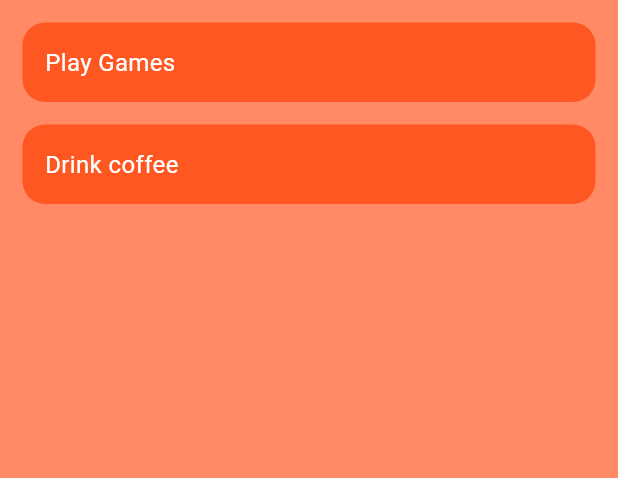
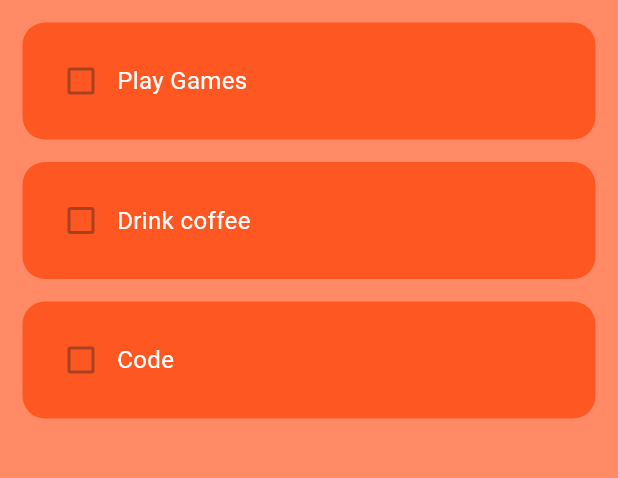
Before and after one commit to keanan557/to-do-flutter-app, a Flutter app: the screen it shows after launch, on a phone screen of 412 x 824 dp, the part 84-562 px from its top. Run offline on Flutter 3.47's test engine with Material 3 defaults, Android fonts, the phone set to English and light mode, and no system bars.

```diff
--- a/lib/pages/home_page.dart
+++ b/lib/pages/home_page.dart
@@ -1,4 +1,5 @@
 import 'package:flutter/material.dart';
+import 'package:flutter_application_1/utils/todo_list.dart';
 
 class HomePage extends StatelessWidget {
    HomePage({super.key});
@@ -6,6 +7,7 @@ class HomePage extends StatelessWidget {
   List toDoList = [
     ['Play Games', false],
   ['Drink coffee', false],
+    ['Code', false],
   // ['code', false]
 ];
 
@@ -22,30 +24,9 @@ class HomePage extends StatelessWidget {
       ),
       body: ListView.builder(itemCount: toDoList.length,
           itemBuilder: (BuildContext context,index) {
-        return Padding(
-          padding: const EdgeInsets.only(
-            top: 15,
-            left: 15,
-            right: 15,
-            bottom: 0,
-          ),
-
-          child: Container(
-            padding: const EdgeInsets.all(15),
-            decoration: BoxDecoration(
-              color: Colors.deepOrange,
-              borderRadius: BorderRadius.circular(15)
-            ),
-
-
-            child: Text(
-              toDoList[index][0],
-              style: TextStyle(
-                color: Colors.white,
-                fontSize: 16,
-              ),
-            ),
-          ),
+        return TodoList(
+          taskName: toDoList[index][0],
+          taskCompleted: toDoList[index][1],
         );
       })
     );
--- a/lib/utils/todo_list.dart
+++ b/lib/utils/todo_list.dart
@@ -1,10 +1,48 @@
 import 'package:flutter/material.dart';
 
 class TodoList extends StatelessWidget {
-  const TodoList({super.key});
+  const TodoList({super.key,
+    required this.taskName, required this.taskCompleted, this.onChanged,
+  });
+
+  final String taskName;
+  final bool taskCompleted;
+  final Function(bool?)? onChanged;
 
   @override
   Widget build(BuildContext context) {
-    return const Placeholder();
+    return Padding(
+      padding: const EdgeInsets.only(
+        top: 15,
+        left: 15,
+        right: 15,
+        bottom: 0,
+      ),
+
+      child: Container(
+        padding: const EdgeInsets.all(15),
+        decoration: BoxDecoration(
+            color: Colors.deepOrange,
+            borderRadius: BorderRadius.circular(15)
+        ),
+
+
+        child: Row(
+          children: [
+            Checkbox(
+                value: taskCompleted,
+                onChanged: onChanged,
+            ),
+            Text(
+              taskName,
+              style: const TextStyle(
+                color: Colors.white,
+                fontSize: 16,
+              ),
+            ),
+          ],
+        ),
+      ),
+    );;
   }
 }
```
